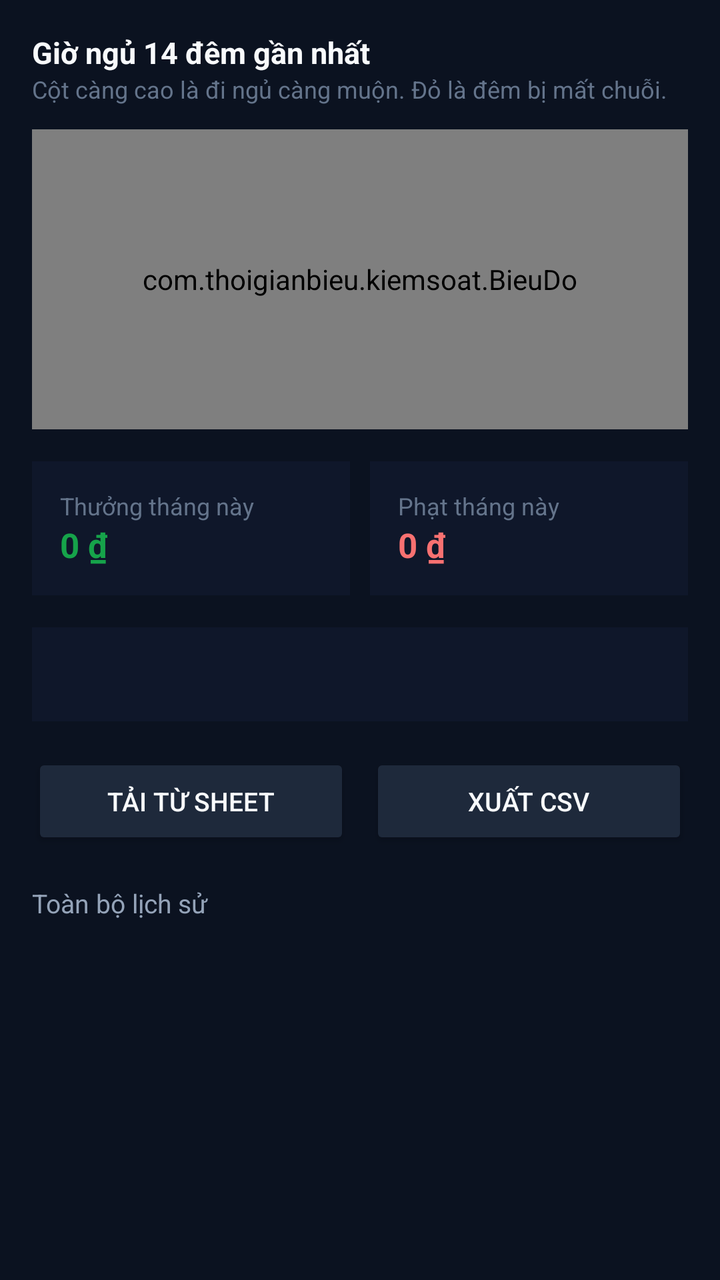
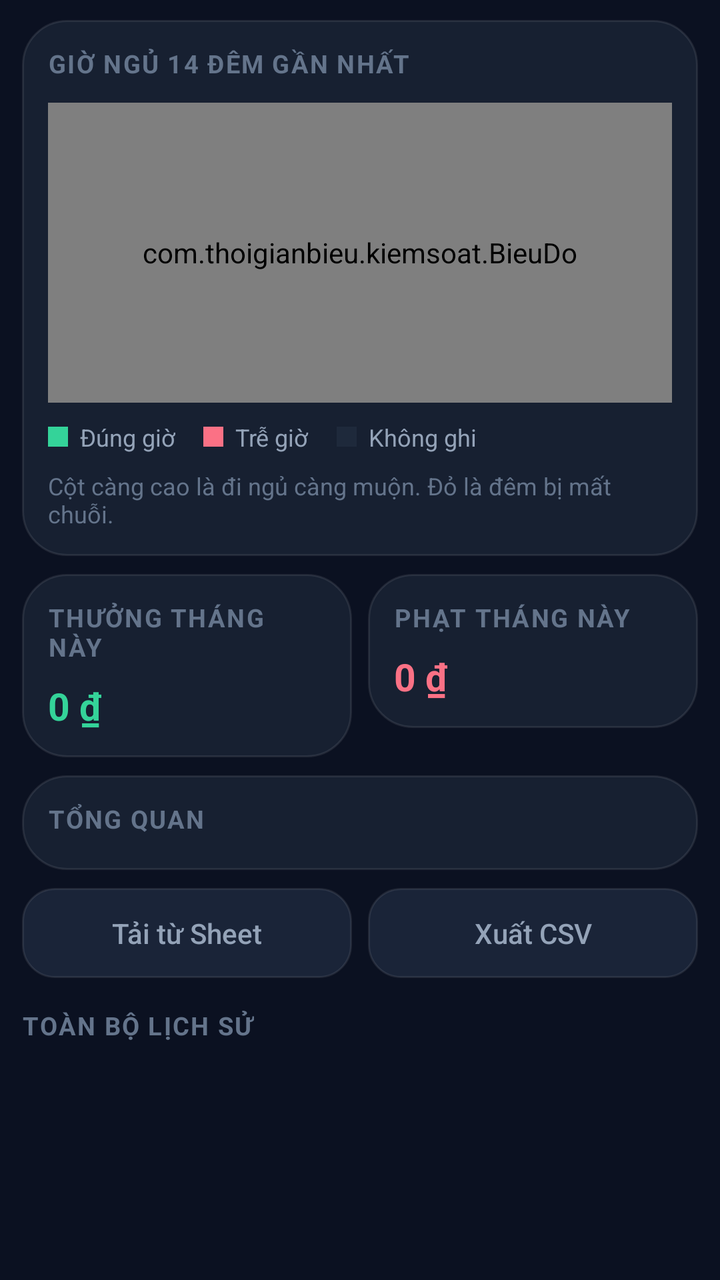

Two renders of the same Android screen: before a commit and after it. Below are the layout's source before the change and the commit's diff.
<!-- AndroidManifest.xml: application theme GiaoDien -->
<!-- res/layout/tab_thong_ke.xml -->
<?xml version="1.0" encoding="utf-8"?>
<ScrollView xmlns:android="http://schemas.android.com/apk/res/android"
    android:layout_width="match_parent"
    android:layout_height="match_parent"
    android:background="@color/nen">

    <LinearLayout
        android:layout_width="match_parent"
        android:layout_height="wrap_content"
        android:orientation="vertical"
        android:padding="16dp">

        <TextView
            android:layout_width="wrap_content"
            android:layout_height="wrap_content"
            android:text="@string/gio_ngu_14_dem"
            android:textColor="@color/chu"
            android:textSize="15sp"
            android:textStyle="bold" />

        <TextView
            android:layout_width="wrap_content"
            android:layout_height="wrap_content"
            android:text="@string/cot_cao_la_muon"
            android:textColor="@color/chu_rat_mo"
            android:textSize="12sp" />

        <com.thoigianbieu.kiemsoat.BieuDo
            android:id="@+id/bieu_do"
            android:layout_width="match_parent"
            android:layout_height="150dp"
            android:layout_marginTop="12dp" />

        <LinearLayout
            android:layout_width="match_parent"
            android:layout_height="wrap_content"
            android:layout_marginTop="16dp"
            android:orientation="horizontal">

            <LinearLayout
                android:layout_width="0dp"
                android:layout_height="wrap_content"
                android:layout_weight="1"
                android:background="@color/nen_the"
                android:orientation="vertical"
                android:padding="14dp">

                <TextView
                    android:layout_width="wrap_content"
                    android:layout_height="wrap_content"
                    android:text="@string/thuong_thang_nay"
                    android:textColor="@color/chu_rat_mo"
                    android:textSize="12sp" />

                <TextView
                    android:id="@+id/tk_thuong"
                    android:layout_width="wrap_content"
                    android:layout_height="wrap_content"
                    android:text="0 ₫"
                    android:textColor="@color/xanh_la"
                    android:textSize="17sp"
                    android:textStyle="bold" />
            </LinearLayout>

            <LinearLayout
                android:layout_width="0dp"
                android:layout_height="wrap_content"
                android:layout_marginStart="10dp"
                android:layout_weight="1"
                android:background="@color/nen_the"
                android:orientation="vertical"
                android:padding="14dp">

                <TextView
                    android:layout_width="wrap_content"
                    android:layout_height="wrap_content"
                    android:text="@string/phat_thang_nay"
                    android:textColor="@color/chu_rat_mo"
                    android:textSize="12sp" />

                <TextView
                    android:id="@+id/tk_phat"
                    android:layout_width="wrap_content"
                    android:layout_height="wrap_content"
                    android:text="0 ₫"
                    android:textColor="@color/mau_do"
                    android:textSize="17sp"
                    android:textStyle="bold" />
            </LinearLayout>
        </LinearLayout>

        <LinearLayout
            android:layout_width="match_parent"
            android:layout_height="wrap_content"
            android:layout_marginTop="16dp"
            android:background="@color/nen_the"
            android:orientation="vertical"
            android:padding="14dp">

            <TextView
                android:id="@+id/tk_chi_tiet"
                android:layout_width="match_parent"
                android:layout_height="wrap_content"
                android:lineSpacingExtra="6dp"
                android:textColor="@color/chu"
                android:textSize="14sp" />
        </LinearLayout>

        <LinearLayout
            android:layout_width="match_parent"
            android:layout_height="wrap_content"
            android:layout_marginTop="16dp"
            android:orientation="horizontal">

            <Button
                android:id="@+id/nut_keo_ve"
                android:layout_width="0dp"
                android:layout_height="wrap_content"
                android:layout_weight="1"
                android:backgroundTint="@color/nen_o"
                android:text="@string/nut_keo_ve"
                android:textColor="@color/chu"
                android:textSize="13sp" />

            <Button
                android:id="@+id/nut_xuat_csv"
                android:layout_width="0dp"
                android:layout_height="wrap_content"
                android:layout_marginStart="10dp"
                android:layout_weight="1"
                android:backgroundTint="@color/nen_o"
                android:text="@string/nut_xuat_csv"
                android:textColor="@color/chu"
                android:textSize="13sp" />
        </LinearLayout>

        <TextView
            android:layout_width="wrap_content"
            android:layout_height="wrap_content"
            android:layout_marginTop="18dp"
            android:text="@string/toan_bo_lich_su"
            android:textColor="@color/chu_mo"
            android:textSize="13sp" />

        <LinearLayout
            android:id="@+id/ds_lich_su"
            android:layout_width="match_parent"
            android:layout_height="wrap_content"
            android:layout_marginTop="6dp"
            android:orientation="vertical" />
    </LinearLayout>
</ScrollView>
<!-- resources referenced by this layout -->
<resources>
  <color name="chu">#F8FAFC</color>
  <color name="mau_do">#F87171</color>
  <color name="nen">#0B1220</color>
  <color name="nen_o">#1E293B</color>
  <color name="nen_the">#0F172A</color>
  <color name="xanh_la">#16A34A</color>
  <style name="GiaoDien" parent="@android:style/Theme.Material.NoActionBar">
          <item name="android:windowBackground">@color/nen</item>
          <item name="android:colorAccent">@color/xanh</item>
          <item name="android:textColor">@color/chu</item>
      </style>
  <color name="xanh">#2563EB</color>
  <!-- unchanged entries left out for length: 9 -->
</resources>

<!-- the commit's change to res/layout/tab_thong_ke.xml (unified diff, before → after) -->
@@ -2,151 +2,202 @@
 <ScrollView xmlns:android="http://schemas.android.com/apk/res/android"
     android:layout_width="match_parent"
     android:layout_height="match_parent"
-    android:background="@color/nen">
+    android:clipToPadding="false"
+    android:paddingLeft="11dp"
+    android:paddingTop="10dp"
+    android:paddingRight="11dp"
+    android:paddingBottom="16dp"
+    android:scrollbars="none">
 
     <LinearLayout
         android:layout_width="match_parent"
         android:layout_height="wrap_content"
-        android:orientation="vertical"
-        android:padding="16dp">
-
-        <TextView
-            android:layout_width="wrap_content"
-            android:layout_height="wrap_content"
-            android:text="@string/gio_ngu_14_dem"
-            android:textColor="@color/chu"
-            android:textSize="15sp"
-            android:textStyle="bold" />
-
-        <TextView
-            android:layout_width="wrap_content"
-            android:layout_height="wrap_content"
-            android:text="@string/cot_cao_la_muon"
-            android:textColor="@color/chu_rat_mo"
-            android:textSize="12sp" />
-
-        <com.thoigianbieu.kiemsoat.BieuDo
-            android:id="@+id/bieu_do"
-            android:layout_width="match_parent"
-            android:layout_height="150dp"
-            android:layout_marginTop="12dp" />
-
-        <LinearLayout
-            android:layout_width="match_parent"
-            android:layout_height="wrap_content"
-            android:layout_marginTop="16dp"
+        android:orientation="vertical">
+
+        
+        <LinearLayout
+            android:layout_width="match_parent"
+            android:layout_height="wrap_content"
+            android:background="@drawable/the"
+            android:orientation="vertical"
+            android:padding="13dp">
+
+            <TextView
+                style="@style/Nhom"
+                android:text="@string/gio_ngu_14_dem" />
+
+            <com.thoigianbieu.kiemsoat.BieuDo
+                android:id="@+id/bieu_do"
+                android:layout_width="match_parent"
+                android:layout_height="150dp"
+                android:layout_marginTop="11dp" />
+
+            <LinearLayout
+                android:layout_width="wrap_content"
+                android:layout_height="wrap_content"
+                android:layout_marginTop="9dp"
+                android:gravity="center_vertical"
+                android:orientation="horizontal">
+
+                <View
+                    android:layout_width="10dp"
+                    android:layout_height="10dp"
+                    android:background="@color/xanh_la" />
+
+                <TextView
+                    android:layout_width="wrap_content"
+                    android:layout_height="wrap_content"
+                    android:layout_marginStart="6dp"
+                    android:text="@string/dung_gio"
+                    android:textColor="@color/chu_mo"
+                    android:textSize="12sp" />
+
+                <View
+                    android:layout_width="10dp"
+                    android:layout_height="10dp"
+                    android:layout_marginStart="14dp"
+                    android:background="@color/mau_do" />
+
+                <TextView
+                    android:layout_width="wrap_content"
+                    android:layout_height="wrap_content"
+                    android:layout_marginStart="6dp"
+                    android:text="@string/tre_gio"
+                    android:textColor="@color/chu_mo"
+                    android:textSize="12sp" />
+
+                <View
+                    android:layout_width="10dp"
+                    android:layout_height="10dp"
+                    android:layout_marginStart="14dp"
+                    android:background="@color/tat" />
+
+                <TextView
+                    android:layout_width="wrap_content"
+                    android:layout_height="wrap_content"
+                    android:layout_marginStart="6dp"
+                    android:text="@string/khong_ghi"
+                    android:textColor="@color/chu_mo"
+                    android:textSize="12sp" />
+            </LinearLayout>
+
+            <TextView
+                android:layout_width="match_parent"
+                android:layout_height="wrap_content"
+                android:layout_marginTop="8dp"
+                android:text="@string/cot_cao_la_muon"
+                android:textColor="@color/chu_rat_mo"
+                android:textSize="12sp" />
+        </LinearLayout>
+
+        
+        <LinearLayout
+            android:layout_width="match_parent"
+            android:layout_height="wrap_content"
+            android:layout_marginTop="9dp"
             android:orientation="horizontal">
 
             <LinearLayout
                 android:layout_width="0dp"
                 android:layout_height="wrap_content"
                 android:layout_weight="1"
-                android:background="@color/nen_the"
+                android:background="@drawable/the"
                 android:orientation="vertical"
-                android:padding="14dp">
-
-                <TextView
-                    android:layout_width="wrap_content"
-                    android:layout_height="wrap_content"
-                    android:text="@string/thuong_thang_nay"
-                    android:textColor="@color/chu_rat_mo"
-                    android:textSize="12sp" />
+                android:padding="13dp">
+
+                <TextView
+                    style="@style/Nhom"
+                    android:text="@string/thuong_thang_nay" />
 
                 <TextView
                     android:id="@+id/tk_thuong"
                     android:layout_width="wrap_content"
                     android:layout_height="wrap_content"
+                    android:layout_marginTop="8dp"
                     android:text="0 ₫"
                     android:textColor="@color/xanh_la"
-                    android:textSize="17sp"
+                    android:textSize="19sp"
                     android:textStyle="bold" />
             </LinearLayout>
 
             <LinearLayout
                 android:layout_width="0dp"
                 android:layout_height="wrap_content"
-                android:layout_marginStart="10dp"
-                android:layout_weight="1"
-                android:background="@color/nen_the"
+                android:layout_marginStart="8dp"
+                android:layout_weight="1"
+                android:background="@drawable/the"
                 android:orientation="vertical"
-                android:padding="14dp">
-
-                <TextView
-                    android:layout_width="wrap_content"
-                    android:layout_height="wrap_content"
-                    android:text="@string/phat_thang_nay"
-                    android:textColor="@color/chu_rat_mo"
-                    android:textSize="12sp" />
+                android:padding="13dp">
+
+                <TextView
+                    style="@style/Nhom"
+                    android:text="@string/phat_thang_nay" />
 
                 <TextView
                     android:id="@+id/tk_phat"
                     android:layout_width="wrap_content"
                     android:layout_height="wrap_content"
+                    android:layout_marginTop="8dp"
                     android:text="0 ₫"
                     android:textColor="@color/mau_do"
-                    android:textSize="17sp"
+                    android:textSize="19sp"
                     android:textStyle="bold" />
             </LinearLayout>
         </LinearLayout>
 
-        <LinearLayout
-            android:layout_width="match_parent"
-            android:layout_height="wrap_content"
-            android:layout_marginTop="16dp"
-            android:background="@color/nen_the"
+        
+        <LinearLayout
+            android:layout_width="match_parent"
+            android:layout_height="wrap_content"
+            android:layout_marginTop="9dp"
+            android:background="@drawable/the"
             android:orientation="vertical"
-            android:padding="14dp">
+            android:padding="13dp">
 
             <TextView
-                android:id="@+id/tk_chi_tiet"
+                style="@style/Nhom"
+                android:layout_marginBottom="4dp"
+                android:text="@string/tong_quan" />
+
+            <LinearLayout
+                android:id="@+id/ds_chi_so"
                 android:layout_width="match_parent"
                 android:layout_height="wrap_content"
-                android:lineSpacingExtra="6dp"
-                android:textColor="@color/chu"
-                android:textSize="14sp" />
-        </LinearLayout>
-
-        <LinearLayout
-            android:layout_width="match_parent"
-            android:layout_height="wrap_content"
-            android:layout_marginTop="16dp"
+                android:orientation="vertical" />
+        </LinearLayout>
+
+        <LinearLayout
+            android:layout_width="match_parent"
+            android:layout_height="wrap_content"
+            android:layout_marginTop="9dp"
             android:orientation="horizontal">
 
             <Button
                 android:id="@+id/nut_keo_ve"
-                android:layout_width="0dp"
-                android:layout_height="wrap_content"
-                android:layout_weight="1"
-                android:backgroundTint="@color/nen_o"
-                android:text="@string/nut_keo_ve"
-                android:textColor="@color/chu"
-                android:textSize="13sp" />
+                style="@style/NutPhu"
+                android:layout_width="0dp"
+                android:layout_weight="1"
+                android:text="@string/nut_keo_ve" />
 
             <Button
                 android:id="@+id/nut_xuat_csv"
-                android:layout_width="0dp"
-                android:layout_height="wrap_content"
-                android:layout_marginStart="10dp"
-                android:layout_weight="1"
-                android:backgroundTint="@color/nen_o"
-                android:text="@string/nut_xuat_csv"
-                android:textColor="@color/chu"
-                android:textSize="13sp" />
+                style="@style/NutPhu"
+                android:layout_width="0dp"
+                android:layout_marginStart="8dp"
+                android:layout_weight="1"
+                android:text="@string/nut_xuat_csv" />
         </LinearLayout>
 
         <TextView
-            android:layout_width="wrap_content"
-            android:layout_height="wrap_content"
-            android:layout_marginTop="18dp"
-            android:text="@string/toan_bo_lich_su"
-            android:textColor="@color/chu_mo"
-            android:textSize="13sp" />
+            style="@style/Nhom"
+            android:layout_marginTop="15dp"
+            android:layout_marginBottom="8dp"
+            android:text="@string/toan_bo_lich_su" />
 
         <LinearLayout
             android:id="@+id/ds_lich_su"
             android:layout_width="match_parent"
             android:layout_height="wrap_content"
-            android:layout_marginTop="6dp"
             android:orientation="vertical" />
     </LinearLayout>
 </ScrollView>
<!-- resource entries referenced after the edit -->
@@ -1,17 +1,100 @@
 <!-- resources referenced by this layout -->
 <resources>
-  <color name="chu">#F8FAFC</color>
-  <color name="mau_do">#F87171</color>
-  <color name="nen">#0B1220</color>
-  <color name="nen_o">#1E293B</color>
-  <color name="nen_the">#0F172A</color>
-  <color name="xanh_la">#16A34A</color>
+  <color name="chu">#F1F5F9</color>
+  <!-- drawable nut_chinh (drawable) -->
+  <?xml version="1.0" encoding="utf-8"?>
+  <selector xmlns:android="http://schemas.android.com/apk/res/android">
+      <item android:drawable="@drawable/nut_chinh_tat" android:state_enabled="false" />
+      <item android:drawable="@drawable/nut_chinh_bat" />
+  </selector>
+  <!-- drawable nut_chinh_tat (drawable) -->
+  <?xml version="1.0" encoding="utf-8"?>
+  <shape xmlns:android="http://schemas.android.com/apk/res/android" android:shape="rectangle">
+      <solid android:color="@color/tat" />
+      <corners android:radius="16dp" />
+  </shape>
+  <!-- drawable nut_chinh_bat (drawable) -->
+  <?xml version="1.0" encoding="utf-8"?>
+  <shape xmlns:android="http://schemas.android.com/apk/res/android" android:shape="rectangle">
+      <gradient
+          android:angle="0"
+          android:startColor="@color/xanh_dam"
+          android:endColor="@color/tim" />
+      <corners android:radius="16dp" />
+  </shape>
+  <color name="xanh_dam">#3B82F6</color>
+  <color name="tim">#818CF8</color>
+  <color name="mau_do">#FB7185</color>
+  <color name="tat">#1E293B</color>
+  <color name="nen">#0B1121</color>
+  <color name="nen_the">#172031</color>
+  <color name="vach">#17FFFFFF</color>
+  <style name="NutChinh">
+          <item name="android:layout_width">match_parent</item>
+          <item name="android:layout_height">wrap_content</item>
+          <item name="android:background">@drawable/nut_chinh</item>
+          <item name="android:stateListAnimator">@null</item>
+          <item name="android:textColor">@color/chu</item>
+          <item name="android:textSize">15sp</item>
+          <item name="android:textStyle">bold</item>
+          <item name="android:textAllCaps">false</item>
+          <item name="android:paddingTop">13dp</item>
+          <item name="android:paddingBottom">13dp</item>
+          <item name="android:minHeight">0dp</item>
+      </style>
+  <!-- drawable nut_phu (drawable) -->
+  <?xml version="1.0" encoding="utf-8"?>
+  <selector xmlns:android="http://schemas.android.com/apk/res/android">
+      <item android:state_enabled="false">
+          <shape android:shape="rectangle">
+              <solid android:color="#0D1729" />
+              <corners android:radius="16dp" />
+          </shape>
+      </item>
+      <item>
+          <shape android:shape="rectangle">
+              <solid android:color="#1A2438" />
+              <corners android:radius="16dp" />
+              <stroke android:width="1dp" android:color="@color/vach" />
+          </shape>
+      </item>
+  </selector>
+  <color name="xanh_la">#34D399</color>
+  <!-- drawable the (drawable) -->
+  <?xml version="1.0" encoding="utf-8"?>
+  <shape xmlns:android="http://schemas.android.com/apk/res/android" android:shape="rectangle">
+      <solid android:color="@color/nen_the" />
+      <corners android:radius="22dp" />
+      <stroke android:width="1dp" android:color="@color/vach" />
+  </shape>
+  <string name="dung_gio">Đúng giờ</string>
+  <string name="khong_ghi">Không ghi</string>
+  <string name="tong_quan">Tổng quan</string>
+  <string name="tre_gio">Trễ giờ</string>
+  <style name="Nhom">
+          <item name="android:layout_width">wrap_content</item>
+          <item name="android:layout_height">wrap_content</item>
+          <item name="android:textAllCaps">true</item>
+          <item name="android:textSize">12.5sp</item>
+          <item name="android:textStyle">bold</item>
+          <item name="android:letterSpacing">0.06</item>
+          <item name="android:textColor">@color/chu_rat_mo</item>
+      </style>
+  <style name="NutPhu" parent="NutChinh">
+          <item name="android:background">@drawable/nut_phu</item>
+          <item name="android:textColor">@color/chu_mo</item>
+          <item name="android:textStyle">normal</item>
+          <item name="android:textSize">14sp</item>
+      </style>
   <style name="GiaoDien" parent="@android:style/Theme.Material.NoActionBar">
           <item name="android:windowBackground">@color/nen</item>
           <item name="android:colorAccent">@color/xanh</item>
           <item name="android:textColor">@color/chu</item>
+          <item name="android:statusBarColor">@android:color/transparent</item>
+          <item name="android:navigationBarColor">@android:color/transparent</item>
+          <item name="android:windowLightStatusBar">false</item>
       </style>
-  <color name="xanh">#2563EB</color>
+  <color name="xanh">#60A5FA</color>
   <!-- unchanged entries left out for length: 9 -->
 </resources>
 
